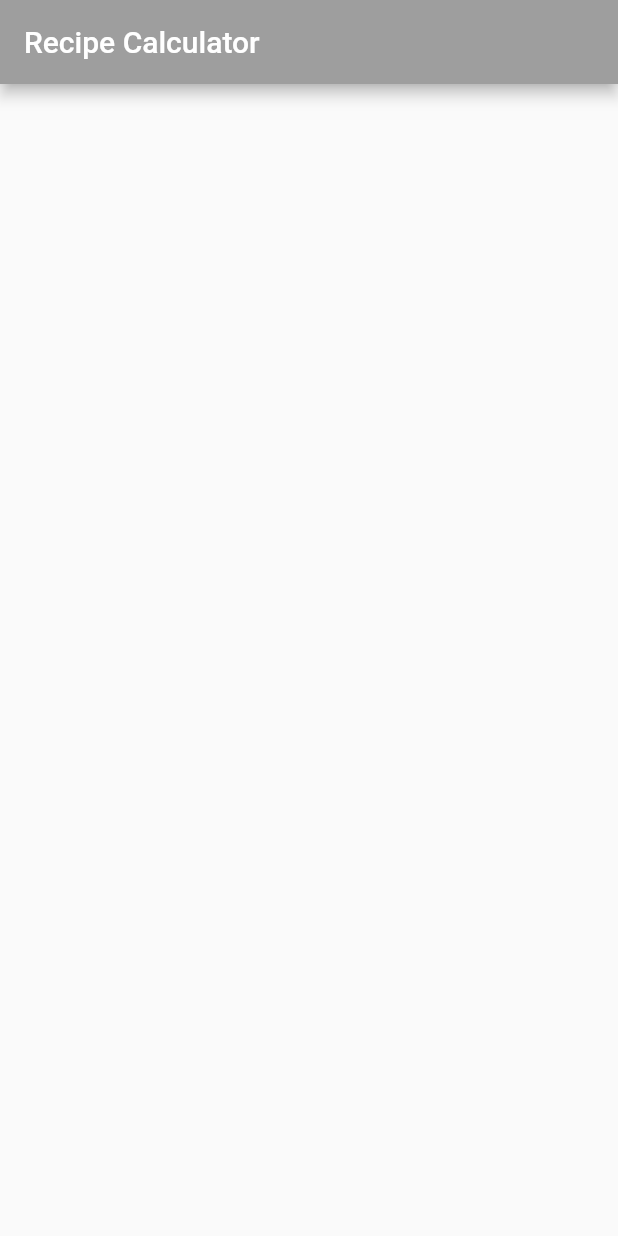
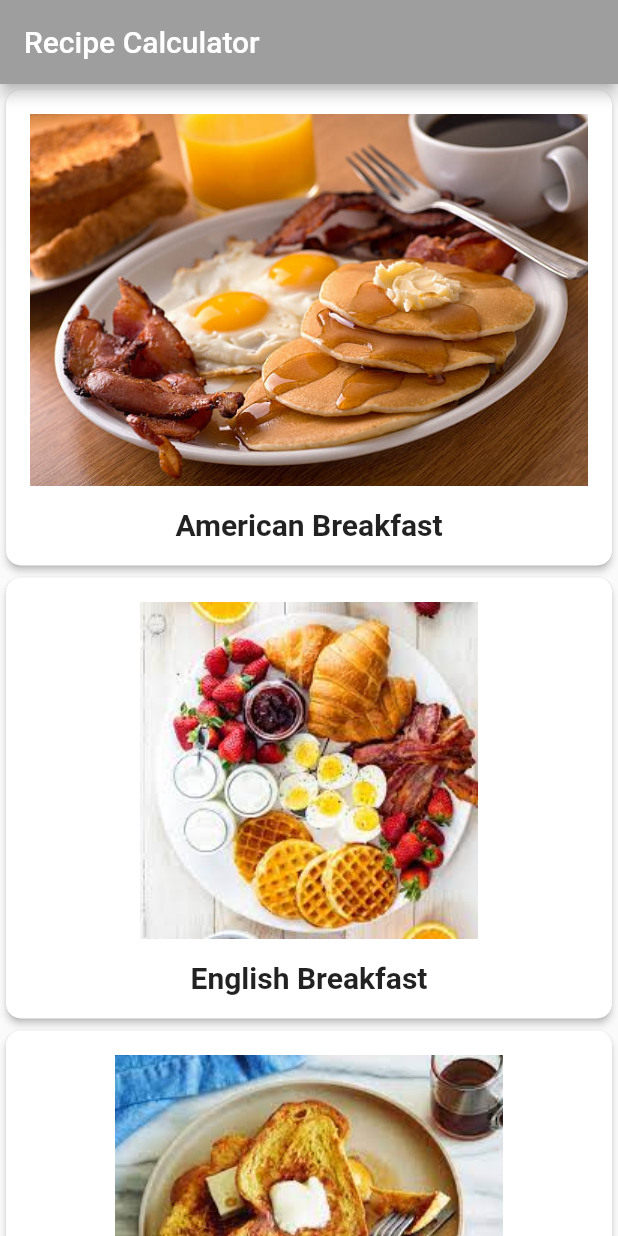
Before and after one commit to Kawalyaa/Recipe-App, a Flutter app: the screen it shows after launch, on a phone screen of 412 x 824 dp. Run offline on Flutter 3.47's test engine with Material 2 defaults, Android fonts, the phone set to English and light mode, and no system bars; Roboto replaces fonts that are missing (Palatino).

Commit message:
simple recipe app

```diff
--- a/lib/main.dart
+++ b/lib/main.dart
@@ -1,4 +1,6 @@
 import 'package:flutter/material.dart';
+import 'package:recipes/recipe.dart';
+import 'package:recipes/recipe_detail.dart';
 
 void main() {
   runApp(const RecipeApp());
@@ -39,8 +41,43 @@ class _MyHomePageState extends State<MyHomePage> {
         title: Text(widget.title),
       ),
       body: SafeArea(
-        child: Container(),
+        child: ListView.builder(
+            itemCount: Recipe.samples.length,
+            itemBuilder: (context, int index) {
+              return GestureDetector(
+                  onTap: () => Navigator.push(context,
+                          MaterialPageRoute(builder: (context) {
+                        return RecipeDetail(
+                          recipe: Recipe.samples[index],
+                        );
+                      })),
+                  child: _buildRecipeCard(Recipe.samples[index]));
+            }),
       ),
     );
   }
+
+  Widget _buildRecipeCard(Recipe recipe) => Card(
+        elevation: 2.0,
+        shape:
+            RoundedRectangleBorder(borderRadius: BorderRadius.circular(10.0)),
+        child: Padding(
+          padding: const EdgeInsets.all(16.0),
+          child: Column(
+            children: [
+              Image(image: AssetImage(recipe.imageUrl)),
+              const SizedBox(
+                height: 14.0,
+              ),
+              Text(
+                recipe.label,
+                style: const TextStyle(
+                    fontSize: 20.0,
+                    fontWeight: FontWeight.w700,
+                    fontFamily: 'Palatino'),
+              )
+            ],
+          ),
+        ),
+      );
 }
--- /dev/null
+++ b/lib/recipe.dart
@@ -0,0 +1,127 @@
+class Recipe {
+  String label;
+  String imageUrl;
+  int servings;
+  List<Ingredient> ingredients;
+  Recipe(
+      {required this.label,
+      required this.imageUrl,
+      required this.servings,
+      required this.ingredients});
+
+  static List<Recipe> samples = [
+    Recipe(
+        label: 'American Breakfast',
+        imageUrl: 'assets/food1.jpg',
+        servings: 4,
+        ingredients: [
+          Ingredient(
+            1,
+            'packet',
+            'Flour',
+          ),
+          Ingredient(
+            4,
+            'tray',
+            'Eggs',
+          ),
+          Ingredient(
+            0.5,
+            'jar',
+            'sauce',
+          ),
+        ]),
+    Recipe(
+        label: 'English Breakfast',
+        imageUrl: 'assets/food2.jpeg',
+        servings: 4,
+        ingredients: [
+          Ingredient(
+            1,
+            'tray',
+            'Eggs',
+          ),
+          Ingredient(
+            4,
+            '',
+            'Bacon',
+          ),
+          Ingredient(
+            0.5,
+            'jar',
+            'sauce',
+          ),
+        ]),
+    Recipe(
+        label: 'Toasted Bread',
+        imageUrl: 'assets/food3.jpeg',
+        servings: 4,
+        ingredients: [
+          Ingredient(
+            1,
+            'loaf',
+            'Bread',
+          ),
+          Ingredient(
+            4,
+            '',
+            'Butter',
+          ),
+          Ingredient(
+            0.5,
+            'jar',
+            'sauce',
+          ),
+        ]),
+    Recipe(
+        label: 'Smoothie',
+        imageUrl: 'assets/food4.jpeg',
+        servings: 2,
+        ingredients: [
+          Ingredient(
+            1,
+            'glass',
+            'ice cream',
+          ),
+          Ingredient(
+            4,
+            '',
+            'berries',
+          ),
+          Ingredient(
+            0.5,
+            'jar',
+            'water',
+          ),
+        ]),
+    Recipe(
+        label: 'American Breakfast',
+        imageUrl: 'assets/food1.jpg',
+        servings: 4,
+        ingredients: [
+          Ingredient(
+            1,
+            'packet',
+            'Flour',
+          ),
+          Ingredient(
+            4,
+            'tray',
+            'Eggs',
+          ),
+          Ingredient(
+            0.5,
+            'jar',
+            'sauce',
+          ),
+        ])
+  ];
+}
+
+class Ingredient {
+  double quantity;
+  String measure;
+  String name;
+
+  Ingredient(this.quantity, this.measure, this.name);
+}
--- /dev/null
+++ b/lib/recipe_detail.dart
@@ -0,0 +1,70 @@
+import 'package:flutter/material.dart';
+import 'package:recipes/recipe.dart';
+
+class RecipeDetail extends StatefulWidget {
+  final Recipe recipe;
+  const RecipeDetail({Key? key, required this.recipe}) : super(key: key);
+
+  @override
+  _RecipeDetailState createState() => _RecipeDetailState();
+}
+
+class _RecipeDetailState extends State<RecipeDetail> {
+  int _sliderVal = 1;
+
+  @override
+  Widget build(BuildContext context) {
+    return Scaffold(
+      appBar: AppBar(
+        title: Text(widget.recipe.label),
+      ),
+      body: SafeArea(
+        child: Column(
+          children: [
+            SizedBox(
+              height: 300.0,
+              width: double.infinity,
+              child: Image(
+                fit: BoxFit.cover,
+                image: AssetImage(widget.recipe.imageUrl),
+              ),
+            ),
+            const SizedBox(
+              height: 4,
+            ),
+            Text(
+              widget.recipe.label,
+              style: const TextStyle(fontSize: 18.0),
+            ),
+            Expanded(
+              child: ListView.builder(
+                  padding: const EdgeInsets.all(7.0),
+                  itemCount: widget.recipe.ingredients.length,
+                  itemBuilder: (context, index) {
+                    final ingredients = widget.recipe.ingredients[index];
+                    // TODO: Add ingredient.quantity
+                    return Text(
+                        '${ingredients.quantity * _sliderVal} ${ingredients.measure} ${ingredients.name}');
+                  }),
+            ),
+            Slider(
+              min: 1,
+              max: 10,
+              divisions: 10,
+              label: '${_sliderVal * widget.recipe.servings} serving',
+              value: _sliderVal.toDouble(),
+              onChanged: (newVal) {
+                setState(() {
+                  _sliderVal = newVal.round();
+                });
+              },
+              activeColor: Colors.green,
+              inactiveColor: Colors.black,
+            )
+            //TODO add Slider()
+          ],
+        ),
+      ),
+    );
+  }
+}
--- a/pubspec.yaml
+++ b/pubspec.yaml
@@ -58,8 +58,8 @@ flutter:
   uses-material-design: true
 
   # To add assets to your application, add an assets section, like this:
-  # assets:
-  #   - images/a_dot_burr.jpeg
+  assets:
+      - assets/
   #   - images/a_dot_ham.jpeg
 
   # An image asset can refer to one or more resolution-specific "variants", see
```
Also changed, not shown: assets/food1.jpg (added), assets/food2.jpeg (added), assets/food3.jpeg (added), assets/food4.jpeg (added).
